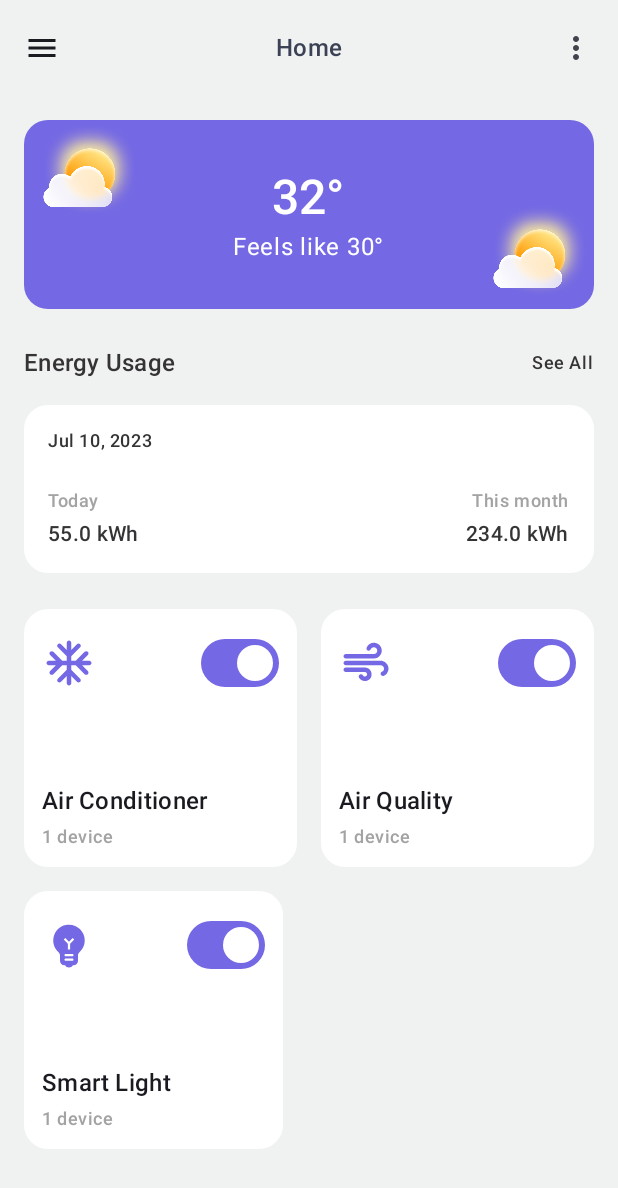
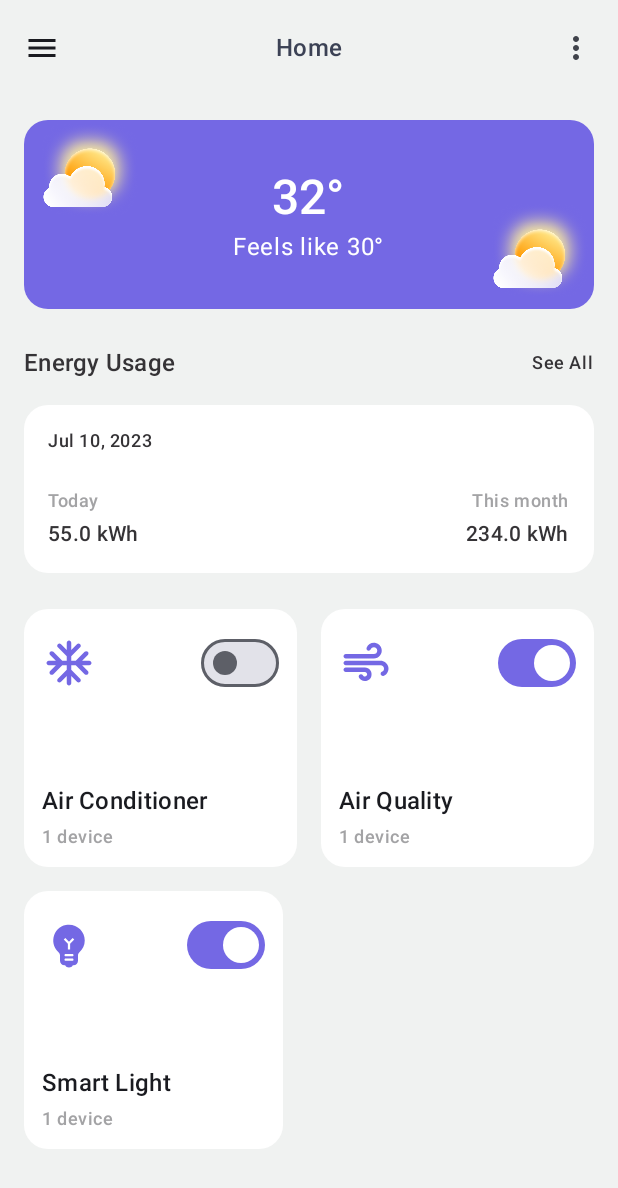
Before and after one commit to WenyuanYu3697/housefy, an Android app built with Jetpack Compose: the screen it shows after launch (MainActivity), after a tap on "Demo", on a phone screen of 412 x 824 dp. Shown: the top 1188 px of the screen. Run offline under Robolectric (Android 15) with nearby library versions, the phone set to English and light mode, and no system bars.

Commit message:
CHANGED: - Added ability to toggle switch in UI, no functinality implemented

```diff
--- a/housefy/src/main/java/ca/quantum/quants/it/housefy/components/home/Devices.kt
+++ b/housefy/src/main/java/ca/quantum/quants/it/housefy/components/home/Devices.kt
@@ -23,6 +23,8 @@ import androidx.compose.material3.Switch
 import androidx.compose.material3.SwitchDefaults
 import androidx.compose.material3.Text
 import androidx.compose.runtime.Composable
+import androidx.compose.runtime.mutableStateOf
+import androidx.compose.runtime.remember
 import androidx.compose.ui.Alignment
 import androidx.compose.ui.Modifier
 import androidx.compose.ui.graphics.Color
@@ -62,6 +64,8 @@ fun DevicesList() {
 
 @Composable
 fun DeviceCard(icon: ImageVector, text: String, modifier: Modifier = Modifier) {
+    val switchState = remember { mutableStateOf(true) }
+
     Column(
         modifier = modifier
             .background(
@@ -83,11 +87,9 @@ fun DeviceCard(icon: ImageVector, text: String, modifier: Modifier = Modifier) {
                 tint = Color(0xFF7468E4)
             )
             Switch(
-                checked = true,
-                colors = SwitchDefaults.colors(
-                    checkedTrackColor = Color(0xFF7468E4)
-                ),
-                onCheckedChange = { /* Handle switch state change */ },
+                checked = switchState.value,
+                colors = SwitchDefaults.colors(checkedTrackColor = Color(0xFF7468E4)),
+                onCheckedChange = { switchState.value = it },
                 modifier = Modifier
                     .semantics { contentDescription = "Demo" }
             )
```
